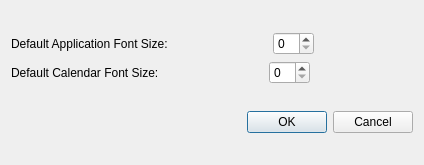
This is src/dialogpreferences.ui in lxqt/organizer as Qt 5 draws it before an edit. The edited form follows.
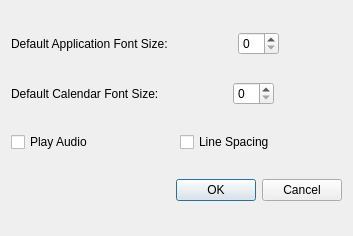
This is the edited form.

Diff of the .ui file:
```diff
--- a/src/dialogpreferences.ui
+++ b/src/dialogpreferences.ui
@@ -6,8 +6,8 @@
    <rect>
     <x>0</x>
     <y>0</y>
-    <width>424</width>
-    <height>165</height>
+    <width>353</width>
+    <height>236</height>
    </rect>
   </property>
   <property name="windowTitle">
@@ -15,8 +15,6 @@
   </property>
   <layout class="QGridLayout" name="gridLayout">
    <item row="0" column="0">
-    <layout class="QVBoxLayout" name="verticalLayout">
-     <item>
       <layout class="QHBoxLayout" name="horizontalLayout">
        <item>
         <widget class="QLabel" name="labelDefaultApplicationFont">
@@ -56,7 +54,7 @@
        </item>
       </layout>
      </item>
-     <item>
+   <item row="1" column="0">
       <layout class="QHBoxLayout" name="horizontalLayout_2">
        <item>
         <widget class="QLabel" name="labelDefaultCalendarFont">
@@ -96,9 +94,25 @@
        </item>
       </layout>
      </item>
+   <item row="2" column="0">
+    <layout class="QHBoxLayout" name="horizontalLayout_3">
+     <item>
+      <widget class="QCheckBox" name="checkBoxPlayAudio">
+       <property name="text">
+        <string>Play Audio</string>
+       </property>
+      </widget>
+     </item>
+     <item>
+      <widget class="QCheckBox" name="checkBoxLineSpacing">
+       <property name="text">
+        <string>Line Spacing</string>
+       </property>
+      </widget>
+     </item>
     </layout>
    </item>
-   <item row="1" column="0">
+   <item row="3" column="0">
     <widget class="QDialogButtonBox" name="buttonBox">
      <property name="orientation">
       <enum>Qt::Horizontal</enum>
```
Lines whose indentation alone changed are shown as unchanged.
